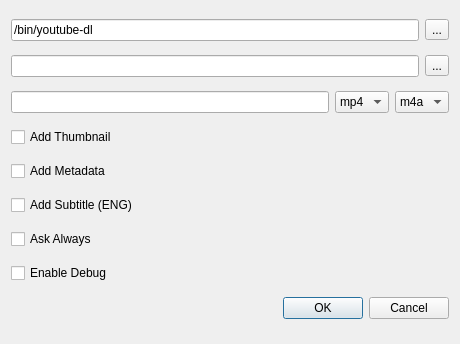
The window that src/plugins/YoutubeDownload/ytsettings.ui (KDE/falkon) describes before a commit, drawn with Qt 5.
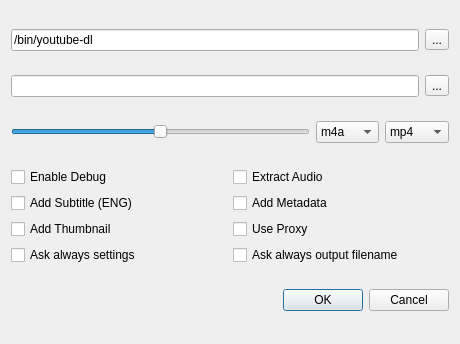
The same window after the commit.

```diff
--- a/src/plugins/YoutubeDownload/ytsettings.ui
+++ b/src/plugins/YoutubeDownload/ytsettings.ui
@@ -14,34 +14,58 @@
    <string>Vertical Tabs Settings</string>
   </property>
   <layout class="QGridLayout" name="gridLayout">
-   <item row="13" column="1">
-    <widget class="QCheckBox" name="checkDebug">
-     <property name="text">
-      <string>Enable Debug</string>
-     </property>
-    </widget>
-   </item>
-   <item row="11" column="1">
-    <widget class="QCheckBox" name="checkSubtitle">
-     <property name="text">
-      <string>Add Subtitle (ENG)</string>
-     </property>
-    </widget>
-   </item>
-   <item row="10" column="1">
-    <widget class="QCheckBox" name="checkMetadata">
-     <property name="text">
-      <string>Add Metadata</string>
-     </property>
-    </widget>
-   </item>
    <item row="4" column="1">
     <layout class="QHBoxLayout" name="horizontalLayout_2">
      <item>
-      <widget class="QLineEdit" name="lineTitleFormat">
-       <property name="text">
-        <string/>
+      <widget class="QSlider" name="sliderQuality">
+       <property name="maximum">
+        <number>10</number>
        </property>
+       <property name="value">
+        <number>5</number>
+       </property>
+       <property name="orientation">
+        <enum>Qt::Horizontal</enum>
+       </property>
+      </widget>
+     </item>
+     <item>
+      <widget class="QComboBox" name="comboAudioExtention">
+       <item>
+        <property name="text">
+         <string>m4a</string>
+        </property>
+       </item>
+       <item>
+        <property name="text">
+         <string>aac</string>
+        </property>
+       </item>
+       <item>
+        <property name="text">
+         <string>flac</string>
+        </property>
+       </item>
+       <item>
+        <property name="text">
+         <string>mp3</string>
+        </property>
+       </item>
+       <item>
+        <property name="text">
+         <string>opus</string>
+        </property>
+       </item>
+       <item>
+        <property name="text">
+         <string>vorbis</string>
+        </property>
+       </item>
+       <item>
+        <property name="text">
+         <string>wav</string>
+        </property>
+       </item>
       </widget>
      </item>
      <item>
@@ -56,27 +80,31 @@
          <string>avi</string>
         </property>
        </item>
-      </widget>
-     </item>
-     <item>
-      <widget class="QComboBox" name="comboAudioExtention">
        <item>
         <property name="text">
-         <string>m4a</string>
+         <string>flv</string>
+        </property>
+       </item>
+       <item>
+        <property name="text">
+         <string>ogg</string>
+        </property>
+       </item>
+       <item>
+        <property name="text">
+         <string>webm</string>
+        </property>
+       </item>
+       <item>
+        <property name="text">
+         <string>mkv</string>
         </property>
        </item>
       </widget>
      </item>
     </layout>
    </item>
-   <item row="9" column="1">
-    <widget class="QCheckBox" name="checkThumbnail">
-     <property name="text">
-      <string>Add Thumbnail</string>
-     </property>
-    </widget>
-   </item>
-   <item row="14" column="1">
+   <item row="15" column="1">
     <widget class="QDialogButtonBox" name="buttonBox">
      <property name="standardButtons">
       <set>QDialogButtonBox::Cancel|QDialogButtonBox::Ok</set>
@@ -101,12 +129,65 @@
      </item>
     </layout>
    </item>
-   <item row="12" column="1">
-    <widget class="QCheckBox" name="checkAskAlways">
-     <property name="text">
-      <string>Ask Always</string>
-     </property>
-    </widget>
+   <item row="14" column="1">
+    <layout class="QGridLayout" name="gridLayout_2">
+     <item row="1" column="1">
+      <widget class="QCheckBox" name="checkMetadata">
+       <property name="text">
+        <string>Add Metadata</string>
+       </property>
+      </widget>
+     </item>
+     <item row="0" column="0">
+      <widget class="QCheckBox" name="checkDebug">
+       <property name="text">
+        <string>Enable Debug</string>
+       </property>
+      </widget>
+     </item>
+     <item row="2" column="0">
+      <widget class="QCheckBox" name="checkThumbnail">
+       <property name="text">
+        <string>Add Thumbnail</string>
+       </property>
+      </widget>
+     </item>
+     <item row="3" column="0">
+      <widget class="QCheckBox" name="checkAskAlways">
+       <property name="text">
+        <string>Ask always settings</string>
+       </property>
+      </widget>
+     </item>
+     <item row="1" column="0">
+      <widget class="QCheckBox" name="checkSubtitle">
+       <property name="text">
+        <string>Add Subtitle (ENG)</string>
+       </property>
+      </widget>
+     </item>
+     <item row="0" column="1">
+      <widget class="QCheckBox" name="checkExtract">
+       <property name="text">
+        <string>Extract Audio</string>
+       </property>
+      </widget>
+     </item>
+     <item row="3" column="1">
+      <widget class="QCheckBox" name="checkAskAlwaysFile">
+       <property name="text">
+        <string>Ask always output filename</string>
+       </property>
+      </widget>
+     </item>
+     <item row="2" column="1">
+      <widget class="QCheckBox" name="checkProxy">
+       <property name="text">
+        <string>Use Proxy</string>
+       </property>
+      </widget>
+     </item>
+    </layout>
    </item>
    <item row="2" column="1">
     <layout class="QHBoxLayout" name="horizontalLayout_3">
```
Left out of the diff: 6 changed lines with no effect on the pictures.
